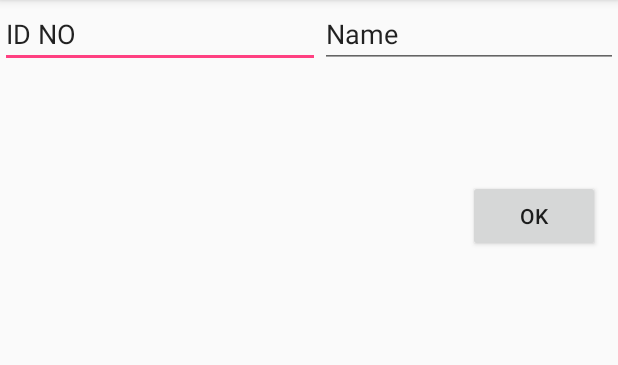
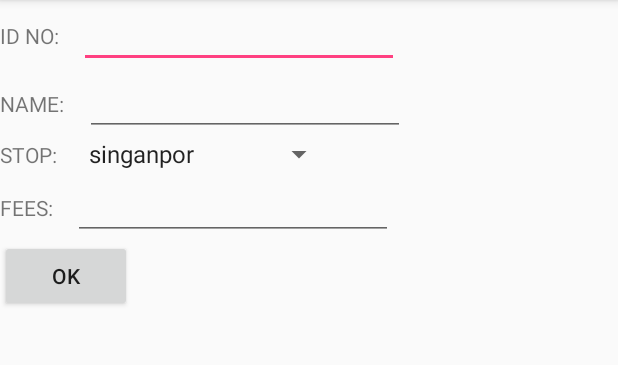
Before and after one commit to gaurangdobariya/BusMan, an Android app: the screen it shows after launch (MainActivity), on a phone screen of 412 x 824 dp, the part 84-449 px from its top. Run offline under Robolectric (Android 15) with nearby library versions, the phone set to English and light mode, and no system bars; our stand-ins replace Firebase (no records; nobody signed in at launch, a user with empty details on screens opened directly).

Commit message:
initiL COMMIT

```diff
--- a/app/src/main/res/layout/activity_main.xml
+++ b/app/src/main/res/layout/activity_main.xml
@@ -4,33 +4,77 @@
     xmlns:tools="http://schemas.android.com/tools"
     android:layout_width="wrap_content"
     android:layout_height="match_parent"
+    android:orientation="vertical"
     tools:context="com.busman.busman.MainActivity">
-
+ <LinearLayout
+     android:layout_width="wrap_content"
+     android:layout_height="wrap_content">
+     <TextView
+         android:layout_width="wrap_content"
+         android:layout_height="wrap_content"
+         android:text="ID NO:    "/>
     <EditText
         android:id="@+id/id_no"
         android:layout_width="wrap_content"
         android:layout_height="wrap_content"
         android:ems="10"
-        android:inputType="textPersonName"
-        android:text="ID NO">
+        android:inputType="textPersonName" />
+ </LinearLayout>
+    <LinearLayout
+        android:layout_width="wrap_content"
+        android:layout_height="wrap_content">
+        <TextView
+            android:layout_width="wrap_content"
+            android:layout_height="wrap_content"
+            android:text="NAME:    "/>
+        <EditText
+            android:id="@+id/name"
+            android:layout_width="wrap_content"
+            android:layout_height="wrap_content"
+            android:ems="10"
+            android:inputType="textPersonName"
+         />
 
-    </EditText>
+    </LinearLayout>
+    <LinearLayout
+        android:layout_width="wrap_content"
+        android:layout_height="wrap_content">
+        <TextView
+            android:layout_width="wrap_content"
+            android:layout_height="wrap_content"
+            android:text="STOP:    "/>
 
-    <EditText
-        android:id="@+id/name"
+        <Spinner
+            android:id="@+id/spinner"
+            android:layout_width="match_parent"
+            android:layout_height="wrap_content"
+            android:entries="@array/stop" />
+
+
+    </LinearLayout>
+
+
+    <LinearLayout
         android:layout_width="wrap_content"
-        android:layout_height="wrap_content"
-        android:ems="10"
-        android:inputType="textPersonName"
-        android:text="Name"
-       />
+        android:layout_height="wrap_content">
+        <TextView
+            android:layout_width="wrap_content"
+            android:layout_height="wrap_content"
+            android:text="FEES:    "/>
+        <EditText
+            android:id="@+id/fees"
+            android:layout_width="wrap_content"
+            android:layout_height="wrap_content"
+            android:ems="10"
+            android:inputType="textPersonName"
+            />
+
+    </LinearLayout>
 
     <Button
         android:id="@+id/ok"
         android:layout_width="wrap_content"
         android:layout_height="wrap_content"
         android:text="OK"
-        android:layout_marginTop="120dp"
-        android:layout_marginLeft="-100dp"
          />
 </LinearLayout>
--- a/app/src/main/res/values/strings.xml
+++ b/app/src/main/res/values/strings.xml
@@ -1,3 +1,26 @@
 <resources>
     <string name="app_name">BusMan</string>
+    <array name="stop">
+        <item>singanpor</item>
+        <item>dabholi</item>
+        <item>niru farm</item>
+        <item>amba talavadi</item>
+        <item>gajera school</item>
+        <item>gau-shala</item>
+        <item>mini bazar</item>
+        <item>baroda</item>
+        <item>hirabaug</item>
+        <item>kapodra</item>
+        <item>bamba gate</item>
+        <item>CNG</item>
+        <item>chowpati</item>
+        <item>Nana Varachha</item>
+        <item>simada</item>
+        <item>jakatnaka</item>
+        <item>Navjeevan</item>
+        <item>Shyamdham mandir</item>
+        <item>pasodra</item>
+        <item>kamrej</item>
+    </array>
+
 </resources>
```
